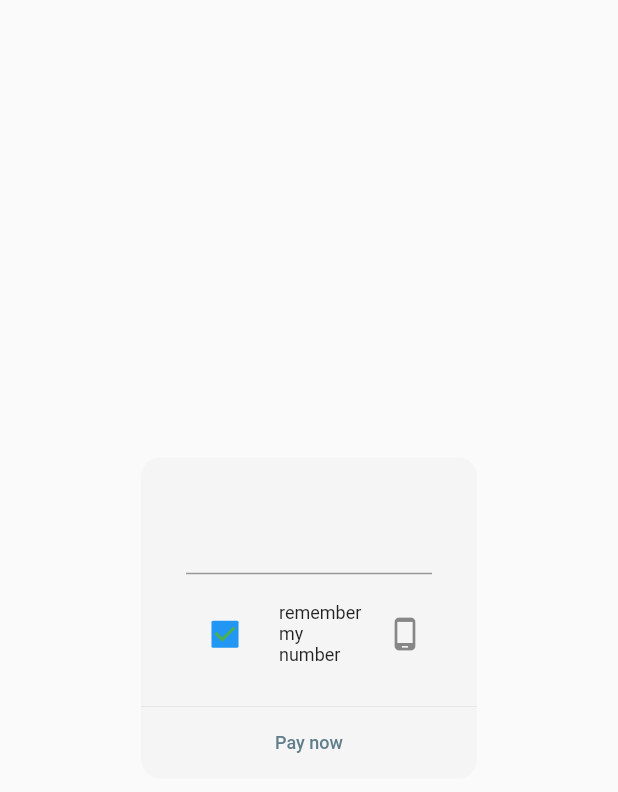
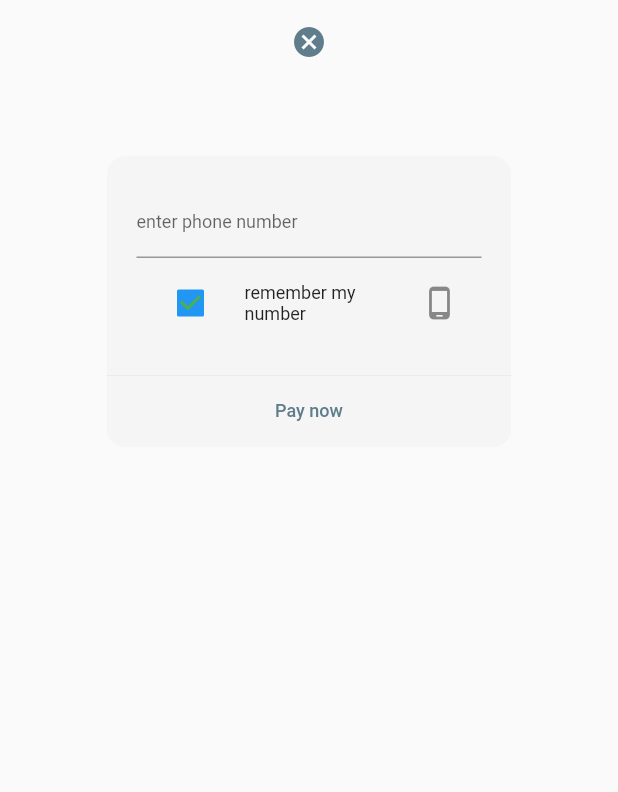
Before and after one commit to mutaiallan233/gclan2, a Flutter app: the Mydialog widget shown alone on an empty page, opened directly, on a phone screen of 412 x 824 dp. Shown: the top 792 px of the screen. Run offline on Flutter 3.47's test engine with Material 2 defaults, Android fonts, the phone set to English and light mode, and no system bars; our stand-ins replace carousel_slider, cloud_firestore, easy_dynamic_theme, firebase_core, fluttertoast, google_fonts and 2 more; missing offline and left inert: mpesa_plugin; accounts and stored records are empty; network calls fail.

Commit message:
gclan cards mike update

```diff
--- a/lib/utils/stkpush.dart
+++ b/lib/utils/stkpush.dart
@@ -1,5 +1,5 @@
 import 'package:mpesa_plugin/initSTKpush.dart';
-
+bool resultIsEmpty = true;
   Future<void> startCheckout({String userPhone, String amount}) async {
     dynamic transactionInit;
     try {
@@ -27,7 +27,7 @@ import 'package:mpesa_plugin/initSTKpush.dart';
       if (result.keys.contains('ResponseCode')) {
         String mResponseCode = result['ResponseCode'];
         print('resulting code: ' + mResponseCode);
-
+        resultIsEmpty = false;
 
       }
       print('transaction result: \n' + transactionInit.toString());
--- a/lib/widgets/dialog.dart
+++ b/lib/widgets/dialog.dart
@@ -1,6 +1,7 @@
 import 'package:explore/utils/stkpush.dart';
 import 'package:flutter/material.dart';
 import 'package:flutter/cupertino.dart';
+import 'package:fluttertoast/fluttertoast.dart';
 //import 'package:fluttertoast/fluttertoast.dart';
 import 'package:shared_preferences/shared_preferences.dart';
 class Mydialog extends StatefulWidget {
@@ -42,19 +43,22 @@ class _MydialogState extends State<Mydialog> {
   TextStyle style = TextStyle(fontSize: 12);
   @override
   Widget build(BuildContext context) {
-    return Padding(
-      padding: const EdgeInsets.only(top: 200,bottom: 200,left: 50,right: 50),
-      child: Card(
+    return Column(
+      mainAxisAlignment: MainAxisAlignment.center,
+      crossAxisAlignment: CrossAxisAlignment.center,
+      mainAxisSize: MainAxisSize.min,
+      children: [
+        Card(elevation:0,color:Colors.transparent,child: IconButton(onPressed: (){Navigator.of(context).pop();}, icon: Icon(Icons.cancel))),
+        Card(
           elevation: 0,
           color: Colors.transparent,
           child: CupertinoAlertDialog(
-          title: Padding(
-            padding: const EdgeInsets.all(10.0),
-            child: Form(
+            title: Form(
               autovalidateMode: AutovalidateMode.disabled,
               key: formkey,
               child: Column(
                 children: [
+
                   TextFormField(
 
                     // ignore: missing_return
@@ -92,7 +96,7 @@ class _MydialogState extends State<Mydialog> {
                         phonenumber != null ? phoneController : phoneController
                           ..text = phonenumber,
                     decoration: InputDecoration(
-                      hintText: phonenumber != null
+                      hintText: phonenumber.isNotEmpty
                           ? phonenumber
                           : 'enter phone number',
                       hintStyle: style,
@@ -100,7 +104,6 @@ class _MydialogState extends State<Mydialog> {
                   ),
 
                 ],
-              ),
               ),
             ),
             content: CheckboxListTile(
@@ -135,7 +138,7 @@ class _MydialogState extends State<Mydialog> {
             actions: [
               TextButton(
                 onPressed: () async {
-               /* if (formkey.currentState.validate()) {
+                  if (formkey.currentState.validate()) {
                     sharedPreferences = await SharedPreferences.getInstance();
                     sharedPreferences.setString(
                         'remphoneNumber', phoneController.text);
@@ -143,8 +146,7 @@ class _MydialogState extends State<Mydialog> {
                       startCheckout(userPhone:'254'+phoneController.text.substring(1),amount:'50').then((value) {
                         Navigator.of(context).pop();
                       });
-                   // widget.startcheck();
-                  // });
+
                     _isChecked
                         ? sharedPreferences
                             .setString('remphoneNumber', phoneController.text)
@@ -152,9 +154,11 @@ class _MydialogState extends State<Mydialog> {
                             print('phone number is: ' + phoneController.text);
                             print('checked is: ' + _isChecked.toString());
                             Fluttertoast.showToast(
+                              timeInSecForIosWeb: 2,
                                     msg:
                                         'We Won\'t ask you for your phone number next time😀')
                                 .then((value) => Fluttertoast.showToast(
+                                timeInSecForIosWeb: 3,
                                     msg:
                                         'please follow prompt to complete payment'));
                           })
@@ -170,7 +174,7 @@ class _MydialogState extends State<Mydialog> {
                     print('not empty');
                   } else {
                     print('controller is empty');
-                }*/
+                  }
                 },
                 child: Text(
                   'Pay now',
@@ -181,6 +185,7 @@ class _MydialogState extends State<Mydialog> {
             ],
           ),
         ),
+      ],
     );
   }
 }
```
Also changed, not shown: lib/screens/value_page.dart (+44 -17 lines), 1 other file. Lines whose indentation alone changed are shown as unchanged.
